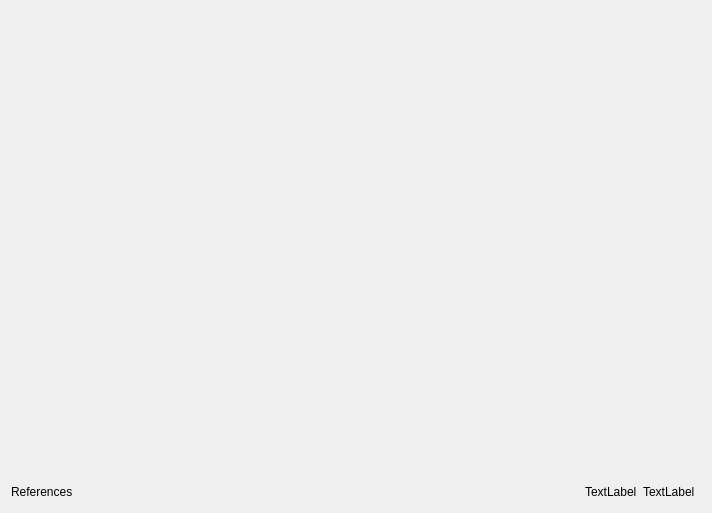
Old version of the form TilesetEditor/fragmentreferences.ui in the repository diegofps/tileset_editor.
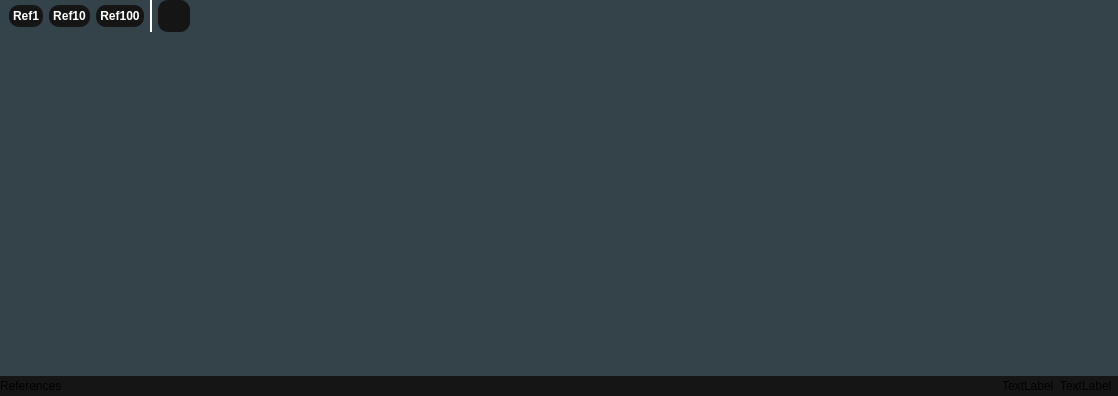
New version of the form. Icons and pictures are not drawn. Custom widgets are drawn as their Qt base class.

Diff of the .ui file:
```diff
--- a/TilesetEditor/fragmentreferences.ui
+++ b/TilesetEditor/fragmentreferences.ui
@@ -6,14 +6,277 @@
    <rect>
     <x>0</x>
     <y>0</y>
-    <width>712</width>
-    <height>513</height>
+    <width>1118</width>
+    <height>396</height>
    </rect>
   </property>
   <property name="windowTitle">
    <string>Form</string>
   </property>
+  <property name="styleSheet">
+   <string notr="true"/>
+  </property>
+  <layout class="QVBoxLayout" name="verticalLayout_2">
+   <property name="spacing">
+    <number>0</number>
+   </property>
+   <property name="leftMargin">
+    <number>0</number>
+   </property>
+   <property name="topMargin">
+    <number>0</number>
+   </property>
+   <property name="rightMargin">
+    <number>0</number>
+   </property>
+   <property name="bottomMargin">
+    <number>0</number>
+   </property>
+   <item>
+    <widget class="QFrame" name="frame_2">
+     <property name="styleSheet">
+      <string notr="true">background-color: rgb(52, 66, 74);</string>
+     </property>
+     <property name="frameShape">
+      <enum>QFrame::NoFrame</enum>
+     </property>
+     <property name="frameShadow">
+      <enum>QFrame::Plain</enum>
+     </property>
+     <property name="lineWidth">
+      <number>0</number>
+     </property>
   <layout class="QVBoxLayout" name="verticalLayout">
+      <property name="leftMargin">
+       <number>0</number>
+      </property>
+      <property name="topMargin">
+       <number>0</number>
+      </property>
+      <property name="rightMargin">
+       <number>0</number>
+      </property>
+      <property name="bottomMargin">
+       <number>0</number>
+      </property>
+      <item>
+       <layout class="QHBoxLayout" name="horizontalLayout_2">
+        <property name="spacing">
+         <number>6</number>
+        </property>
+        <property name="leftMargin">
+         <number>9</number>
+        </property>
+        <property name="rightMargin">
+         <number>9</number>
+        </property>
+        <item>
+         <widget class="QPushButton" name="btRef1">
+          <property name="minimumSize">
+           <size>
+            <width>0</width>
+            <height>0</height>
+           </size>
+          </property>
+          <property name="maximumSize">
+           <size>
+            <width>16777215</width>
+            <height>16777215</height>
+           </size>
+          </property>
+          <property name="font">
+           <font>
+            <family>Ubuntu</family>
+            <pointsize>-1</pointsize>
+            <italic>false</italic>
+            <bold>true</bold>
+           </font>
+          </property>
+          <property name="styleSheet">
+           <string notr="true">QPushButton {
+    background-color: rgb(21, 21, 21);
+    color: white;
+    border-width: 0px;
+    border-radius: 10px;
+    font: bold 12px;
+    padding: 4px;
+}
+
+QPushButton#evilButton:pressed {
+    background-color: rgb(9, 36, 78);
+}
+
+QPushButton#evilButton:checked {
+    background-color: rgb(86, 145, 236);
+}</string>
+          </property>
+          <property name="text">
+           <string>Ref1</string>
+          </property>
+          <property name="checkable">
+           <bool>true</bool>
+          </property>
+          <property name="checked">
+           <bool>false</bool>
+          </property>
+         </widget>
+        </item>
+        <item>
+         <widget class="QPushButton" name="btRef10">
+          <property name="minimumSize">
+           <size>
+            <width>0</width>
+            <height>0</height>
+           </size>
+          </property>
+          <property name="maximumSize">
+           <size>
+            <width>16777215</width>
+            <height>16777215</height>
+           </size>
+          </property>
+          <property name="styleSheet">
+           <string notr="true">QPushButton {
+    background-color: rgb(21, 21, 21);
+    color: white;
+    border-width: 0px;
+    border-radius: 10px;
+    font: bold 12px;
+    padding: 4px;
+}
+
+QPushButton#evilButton:pressed {
+    background-color: rgb(9, 36, 78);
+}
+
+QPushButton#evilButton:checked {
+    background-color: rgb(86, 145, 236);
+}</string>
+          </property>
+          <property name="text">
+           <string>Ref10</string>
+          </property>
+          <property name="checkable">
+           <bool>true</bool>
+          </property>
+         </widget>
+        </item>
+        <item>
+         <widget class="QPushButton" name="btRef100">
+          <property name="minimumSize">
+           <size>
+            <width>0</width>
+            <height>0</height>
+           </size>
+          </property>
+          <property name="maximumSize">
+           <size>
+            <width>16777215</width>
+            <height>16777215</height>
+           </size>
+          </property>
+          <property name="styleSheet">
+           <string notr="true">QPushButton {
+    background-color: rgb(21, 21, 21);
+    color: white;
+    border-width: 0px;
+    border-radius: 10px;
+    font: bold 12px;
+    padding: 4px;
+}
+
+QPushButton#evilButton:pressed {
+    background-color: rgb(9, 36, 78);
+}
+
+QPushButton#evilButton:checked {
+    background-color: rgb(86, 145, 236);
+}</string>
+          </property>
+          <property name="text">
+           <string>Ref100</string>
+          </property>
+         </widget>
+        </item>
+        <item>
+         <widget class="QWidget" name="widget_3" native="true">
+          <property name="minimumSize">
+           <size>
+            <width>2</width>
+            <height>0</height>
+           </size>
+          </property>
+          <property name="maximumSize">
+           <size>
+            <width>3</width>
+            <height>16777215</height>
+           </size>
+          </property>
+          <property name="styleSheet">
+           <string notr="true">background-color: rgb(255, 255, 255);</string>
+          </property>
+         </widget>
+        </item>
+        <item>
+         <widget class="QPushButton" name="btShowGrid">
+          <property name="minimumSize">
+           <size>
+            <width>32</width>
+            <height>32</height>
+           </size>
+          </property>
+          <property name="maximumSize">
+           <size>
+            <width>32</width>
+            <height>32</height>
+           </size>
+          </property>
+          <property name="styleSheet">
+           <string notr="true">QPushButton {
+    background-color: rgb(21, 21, 21);
+    color: white;
+    border-width: 0px;
+    border-radius: 10px;
+    font: bold 12px;
+    padding: 4px;
+}
+
+QPushButton#evilButton:pressed {
+    background-color: rgb(9, 36, 78);
+}
+
+QPushButton#evilButton:checked {
+    background-color: rgb(86, 145, 236);
+}</string>
+          </property>
+          <property name="text">
+           <string/>
+          </property>
+          <property name="icon">
+           <iconset>
+            <normalon>:/style/table-cells-large-solid.svg</normalon>
+           </iconset>
+          </property>
+          <property name="checkable">
+           <bool>true</bool>
+          </property>
+         </widget>
+        </item>
+        <item>
+         <spacer name="horizontalSpacer">
+          <property name="orientation">
+           <enum>Qt::Horizontal</enum>
+          </property>
+          <property name="sizeHint" stdset="0">
+           <size>
+            <width>40</width>
+            <height>20</height>
+           </size>
+          </property>
+         </spacer>
+        </item>
+       </layout>
+      </item>
    <item>
     <widget class="QWidget" name="widget_2" native="true">
      <property name="sizePolicy">
@@ -25,7 +288,32 @@
     </widget>
    </item>
    <item>
-    <layout class="QHBoxLayout" name="horizontalLayout_2">
+       <widget class="QFrame" name="frame">
+        <property name="styleSheet">
+         <string notr="true">background-color: rgb(21, 21, 21);</string>
+        </property>
+        <property name="frameShape">
+         <enum>QFrame::NoFrame</enum>
+        </property>
+        <property name="frameShadow">
+         <enum>QFrame::Plain</enum>
+        </property>
+        <property name="lineWidth">
+         <number>0</number>
+        </property>
+        <layout class="QHBoxLayout" name="horizontalLayout">
+         <property name="leftMargin">
+          <number>0</number>
+         </property>
+         <property name="topMargin">
+          <number>0</number>
+         </property>
+         <property name="rightMargin">
+          <number>0</number>
+         </property>
+         <property name="bottomMargin">
+          <number>0</number>
+         </property>
      <item>
       <widget class="QLabel" name="label_2">
        <property name="text">
@@ -40,7 +328,7 @@
        </property>
        <property name="sizeHint" stdset="0">
         <size>
-         <width>40</width>
+             <width>313</width>
          <height>20</height>
         </size>
        </property>
@@ -64,6 +352,10 @@
       <widget class="WidgetColorPalette" name="widget" native="true"/>
      </item>
     </layout>
+       </widget>
+      </item>
+     </layout>
+    </widget>
    </item>
   </layout>
  </widget>
```
Lines whose indentation alone changed are shown as unchanged.
